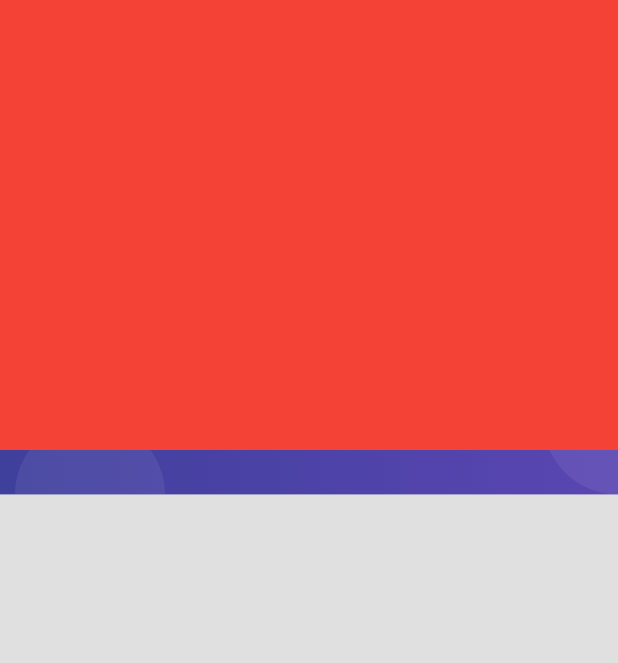
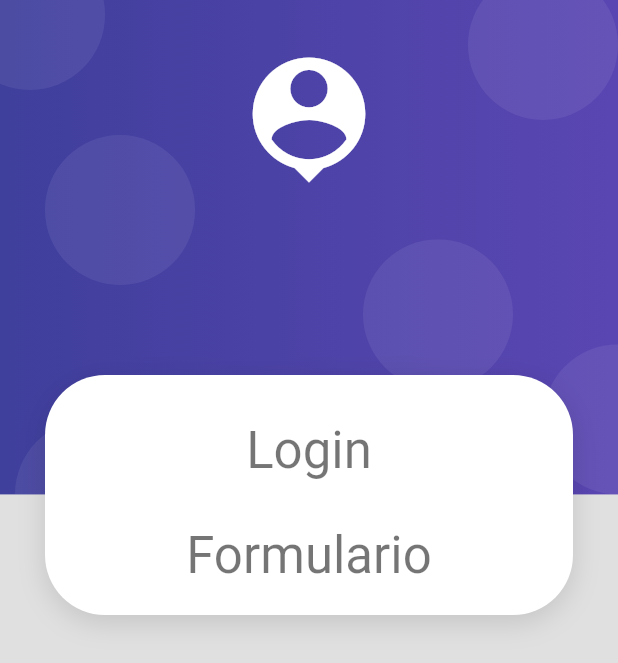
Before and after one commit to cesaroer/App_Productos, a Flutter app: the screen it shows after launch, on a phone screen of 412 x 824 dp. Shown: the top 663 px of the screen. Run offline on Flutter 3.47's test engine with Material 2 defaults, Android fonts, the phone set to English and light mode, and no system bars.

Commit message:
Added cardContainer for the form

```diff
--- a/lib/screens/login_screen.dart
+++ b/lib/screens/login_screen.dart
@@ -6,10 +6,23 @@ class LoginScreen extends StatelessWidget {
   Widget build(BuildContext context) {
     return Scaffold(
       body: AuthBackground(
-        child: Container(
-          width: double.infinity,
-          height: 300,
-          color: Colors.red,
+        child: SingleChildScrollView(
+          child: Column(
+            children: [
+              SizedBox(height: 250),
+              CardContainer(
+                child: Column(
+                  children: [
+                    SizedBox(height: 10),
+                    Text("Login", style: Theme.of(context).textTheme.headline4),
+                    SizedBox(height: 30),
+                    Text("Formulario",
+                        style: Theme.of(context).textTheme.headline4),
+                  ],
+                ),
+              ),
+            ],
+          ),
         ),
       ),
     );
--- /dev/null
+++ b/lib/widgets/card_container.dart
@@ -0,0 +1,32 @@
+import 'package:flutter/material.dart';
+
+class CardContainer extends StatelessWidget {
+  final Widget child;
+
+  const CardContainer({Key? key, required this.child}) : super(key: key);
+
+  @override
+  Widget build(BuildContext context) {
+    return Padding(
+      padding: const EdgeInsets.symmetric(horizontal: 30),
+      child: Container(
+        width: double.infinity,
+        padding: EdgeInsets.all(20),
+        decoration: _createCardShape(),
+        child: child,
+      ),
+    );
+  }
+
+  BoxDecoration _createCardShape() => BoxDecoration(
+        color: Colors.white,
+        borderRadius: BorderRadius.circular(40),
+        boxShadow: [
+          BoxShadow(
+            color: Colors.black12,
+            blurRadius: 15,
+            offset: Offset(0, 5),
+          )
+        ],
+      );
+}
--- a/lib/widgets/widgets.dart
+++ b/lib/widgets/widgets.dart
@@ -1 +1,2 @@
 export 'package:productos_app/widgets/auth_background.dart';
+export 'package:productos_app/widgets/card_container.dart';
```
Also changed, not shown: 1 other file.
